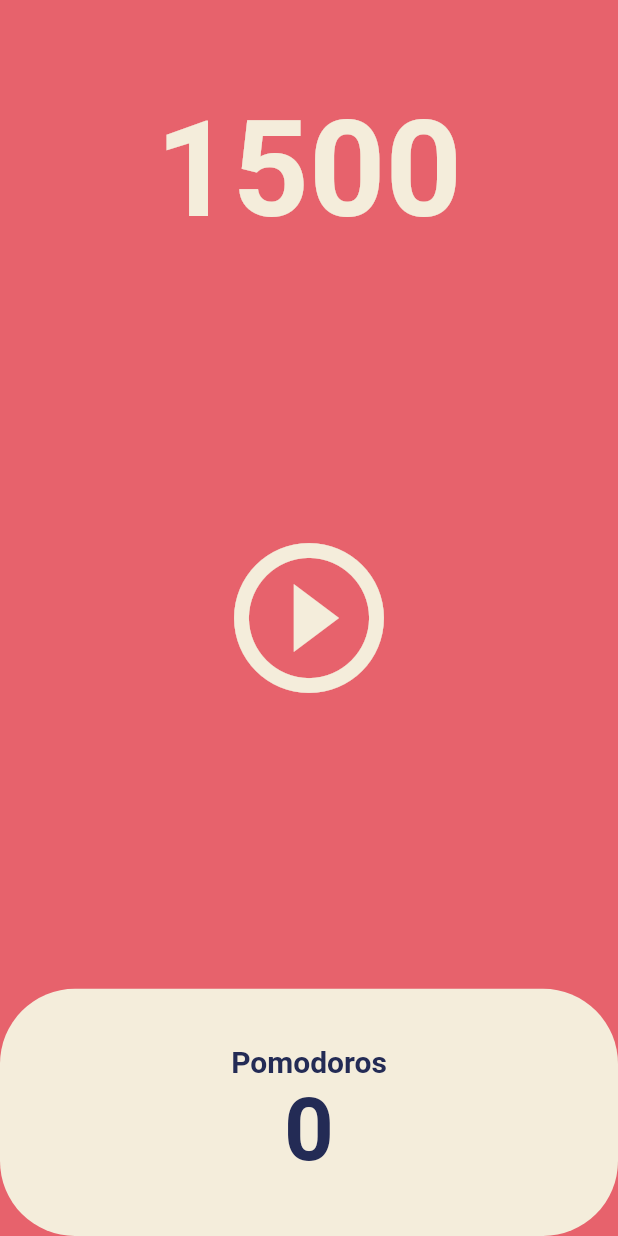
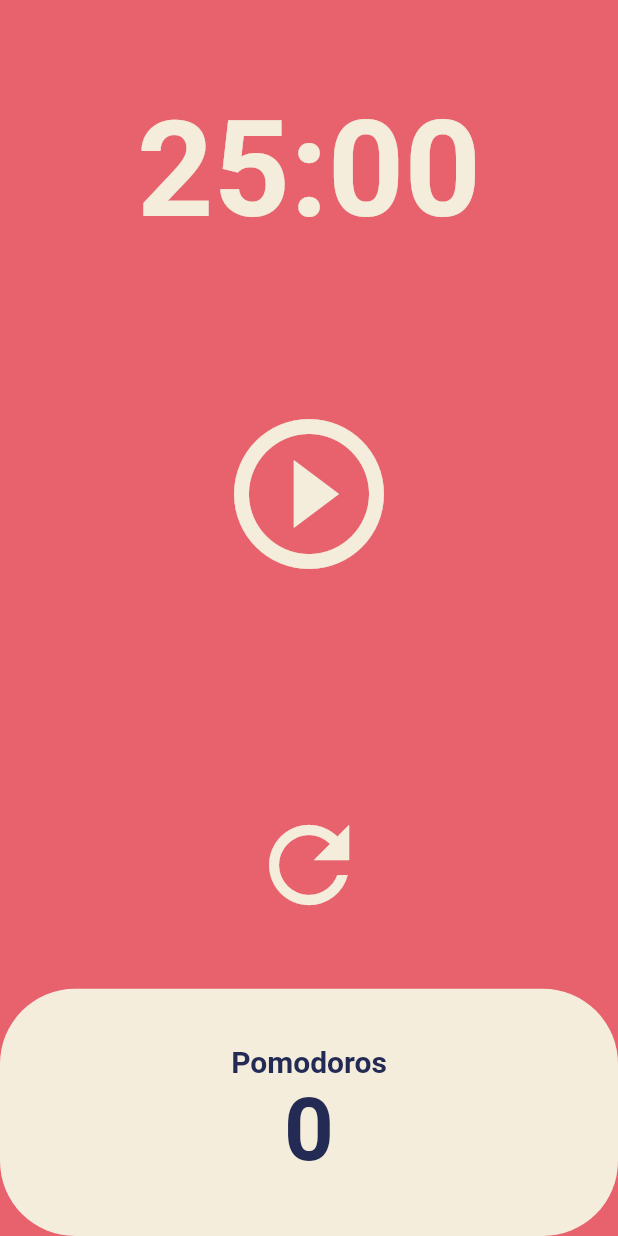
Before and after one commit to haribo09876/Toonflix, a Flutter app: the screen it shows after launch, on a phone screen of 412 x 824 dp. Run offline on Flutter 3.47's test engine with Material 2 defaults, Android fonts, the phone set to English and light mode, and no system bars.

Commit message:
20230720
by KYW

```diff
--- a/lib/main.dart
+++ b/lib/main.dart
@@ -2,11 +2,11 @@ import 'package:flutter/material.dart';
 import 'package:toonflix/screens/home_screen.dart';
 
 void main() {
-  runApp(const App());
+  runApp(const MyApp());
 }
 
-class App extends StatelessWidget {
-  const App({super.key});
+class MyApp extends StatelessWidget {
+  const MyApp({super.key});
 
   @override
   Widget build(BuildContext context) {
--- a/lib/screens/home_screen.dart
+++ b/lib/screens/home_screen.dart
@@ -8,14 +8,25 @@ class HomeScreen extends StatefulWidget {
 }
 
 class _HomeScreenState extends State<HomeScreen> {
-  int totalSeconds = 1500;
+  static const twentyFiveMinutes = 1500;
+  int totalSeconds = twentyFiveMinutes;
   bool isRunning = false;
+  int totalPomodoros = 0;
   late Timer timer;
 
   void onTick(Timer timer) {
-    setState(() {
-      totalSeconds = totalSeconds - 1;
-    });
+    if (totalSeconds == 0) {
+      setState(() {
+        totalPomodoros = totalPomodoros + 1;
+        isRunning = false;
+        totalSeconds = twentyFiveMinutes;
+      });
+      timer.cancel();
+    } else {
+      setState(() {
+        totalSeconds = totalSeconds - 1;
+      });
+    }
   }
 
   void onStartPressed() {
@@ -35,6 +46,19 @@ class _HomeScreenState extends State<HomeScreen> {
     });
   }
 
+  void onAlarmPressed() {
+    timer.cancel();
+    setState(() {
+      totalSeconds = twentyFiveMinutes;
+      isRunning = false;
+    });
+  }
+
+  String format(int seconds) {
+    var duration = Duration(seconds: seconds);
+    return duration.toString().split(".").first.substring(2, 7);
+  }
+
   @override
   Widget build(BuildContext context) {
     return Scaffold(
@@ -46,7 +70,7 @@ class _HomeScreenState extends State<HomeScreen> {
             child: Container(
               alignment: Alignment.bottomCenter,
               child: Text(
-                '$totalSeconds',
+                format(totalSeconds),
                 style: TextStyle(
                   color: Theme.of(context).cardColor,
                   fontSize: 89,
@@ -56,7 +80,7 @@ class _HomeScreenState extends State<HomeScreen> {
             ),
           ),
           Flexible(
-            flex: 3,
+            flex: 2,
             child: Center(
               child: IconButton(
                 iconSize: 120,
@@ -65,6 +89,17 @@ class _HomeScreenState extends State<HomeScreen> {
                 icon: Icon(isRunning
                     ? Icons.pause_circle_outline
                     : Icons.play_circle_outline),
+              ),
+            ),
+          ),
+          Flexible(
+            flex: 1,
+            child: Center(
+              child: IconButton(
+                iconSize: 80,
+                color: Theme.of(context).cardColor,
+                onPressed: onAlarmPressed,
+                icon: const Icon(Icons.refresh_outlined),
               ),
             ),
           ),
@@ -91,7 +126,7 @@ class _HomeScreenState extends State<HomeScreen> {
                           ),
                         ),
                         Text(
-                          '0',
+                          '$totalPomodoros',
                           style: TextStyle(
                             fontSize: 58,
                             fontWeight: FontWeight.w600,
```
Also changed, not shown: 1 other file.
